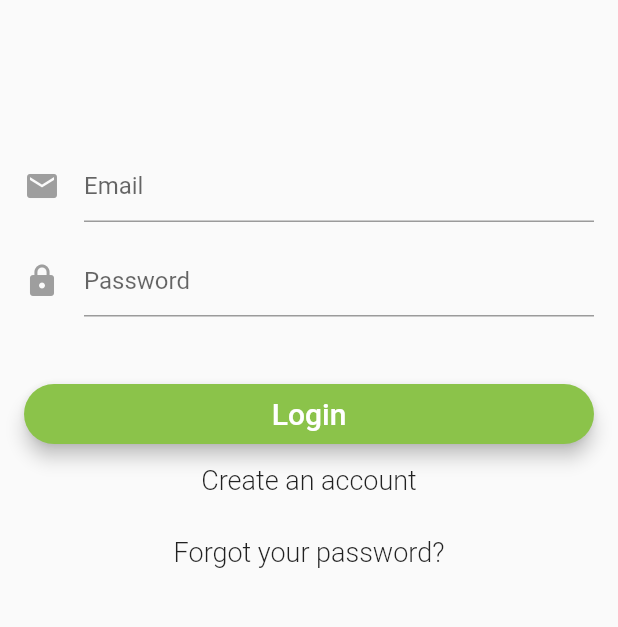
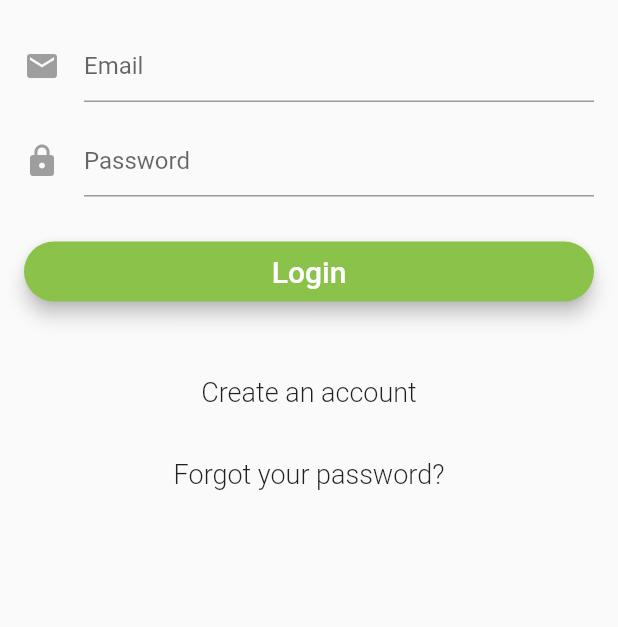
Before and after one commit to mcmalloy/ecoscope_app, a Flutter app: the screen it shows after launch, on a phone screen of 412 x 824 dp, the part 378-1005 px from its top. Run offline on Flutter 3.47's test engine with Material 2 defaults, Android fonts, the phone set to English and light mode, and no system bars; our stand-ins replace firebase_auth, firebase_database, pie_chart; accounts and stored records are empty.

Commit message:
improved login system with the menu tabs. Transfer save to desktop pc

```diff
--- a/lib/pages/login_page.dart
+++ b/lib/pages/login_page.dart
@@ -226,7 +226,7 @@ class _LoginPageState extends State<LoginSignupPage> {
 
   Widget _showEmailInput() {
     return Padding(
-      padding: const EdgeInsets.fromLTRB(0.0, 100.0, 0.0, 0.0),
+      padding: const EdgeInsets.fromLTRB(0.0, 20.0, 0.0, 0.0),
       child: new TextFormField(
         maxLines: 1,
         keyboardType: TextInputType.emailAddress,
@@ -278,7 +278,7 @@ class _LoginPageState extends State<LoginSignupPage> {
   }
   Widget _showPrimaryButton() {
     return new Padding(
-        padding: EdgeInsets.fromLTRB(0.0, 45.0, 0.0, 0.0),
+        padding: EdgeInsets.fromLTRB(0.0, 30.0, 0.0, 0.0),
         child: SizedBox(
           height: 40.0,
           child: new RaisedButton(
@@ -311,6 +311,7 @@ class _LoginPageState extends State<LoginSignupPage> {
 
   Widget _showCreateAccountButton() {
     return new FlatButton(
+      padding: EdgeInsets.fromLTRB(0, 50, 0, 20),
       child: _formMode == FormMode.LOGIN
           ? new Text('Create an account',
           style: new TextStyle(fontSize: 18.0, fontWeight: FontWeight.w300))
--- a/lib/services/authentication.dart
+++ b/lib/services/authentication.dart
@@ -15,12 +15,15 @@ abstract class BaseAuth {
   Future<bool> isEmailVerified();
 
   Future<void> resetPassword(String email);
+
+  String getCurrentEmail();
 }
 
 class Auth implements BaseAuth {
   final FirebaseAuth _firebaseAuth = FirebaseAuth.instance;
-
+  static String currentEmail = "";
   Future<String> signIn(String email, String password) async {
+    currentEmail = email;
     FirebaseUser user = await _firebaseAuth.signInWithEmailAndPassword(
         email: email, password: password);
     return user.uid;
@@ -55,4 +58,7 @@ class Auth implements BaseAuth {
     return _firebaseAuth.sendPasswordResetEmail(email: email);
   }
 
+  String getCurrentEmail(){
+    return currentEmail;
+  }
 }
```
Also changed, not shown: lib/models/MenuTabs.dart (+6 -2 lines), lib/pages/ProfileTab.dart (+23 -12 lines).
